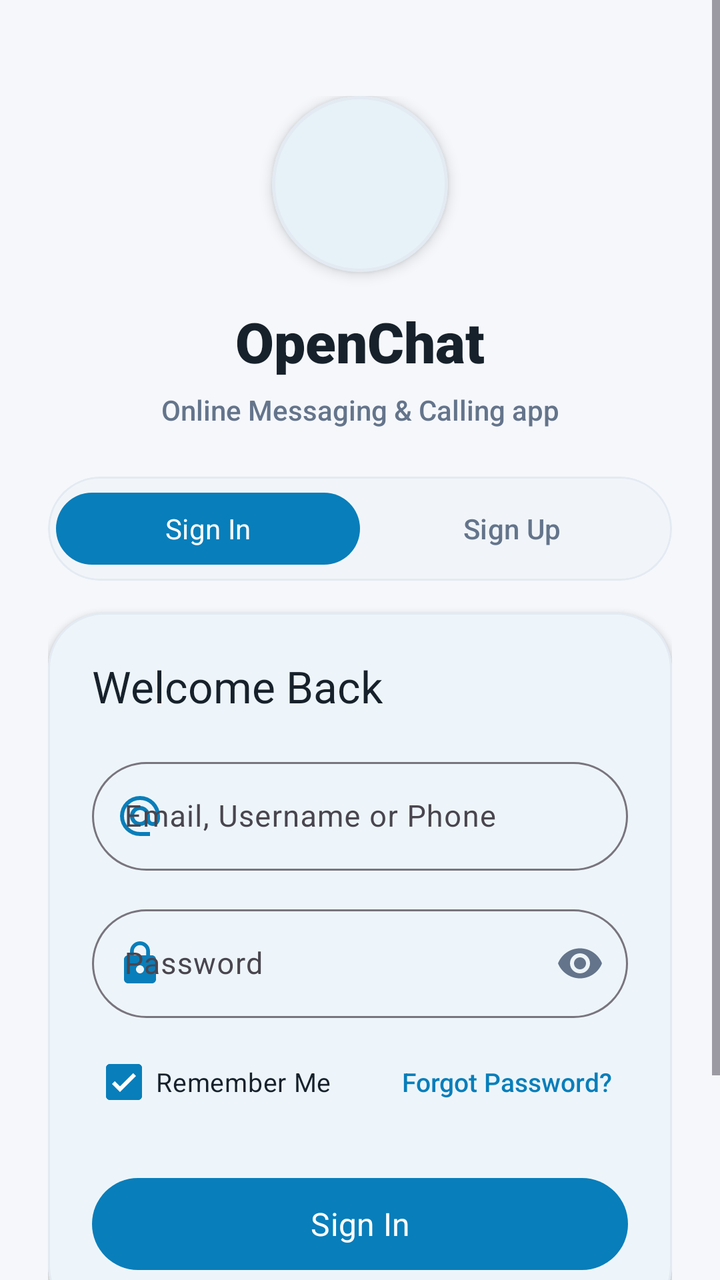
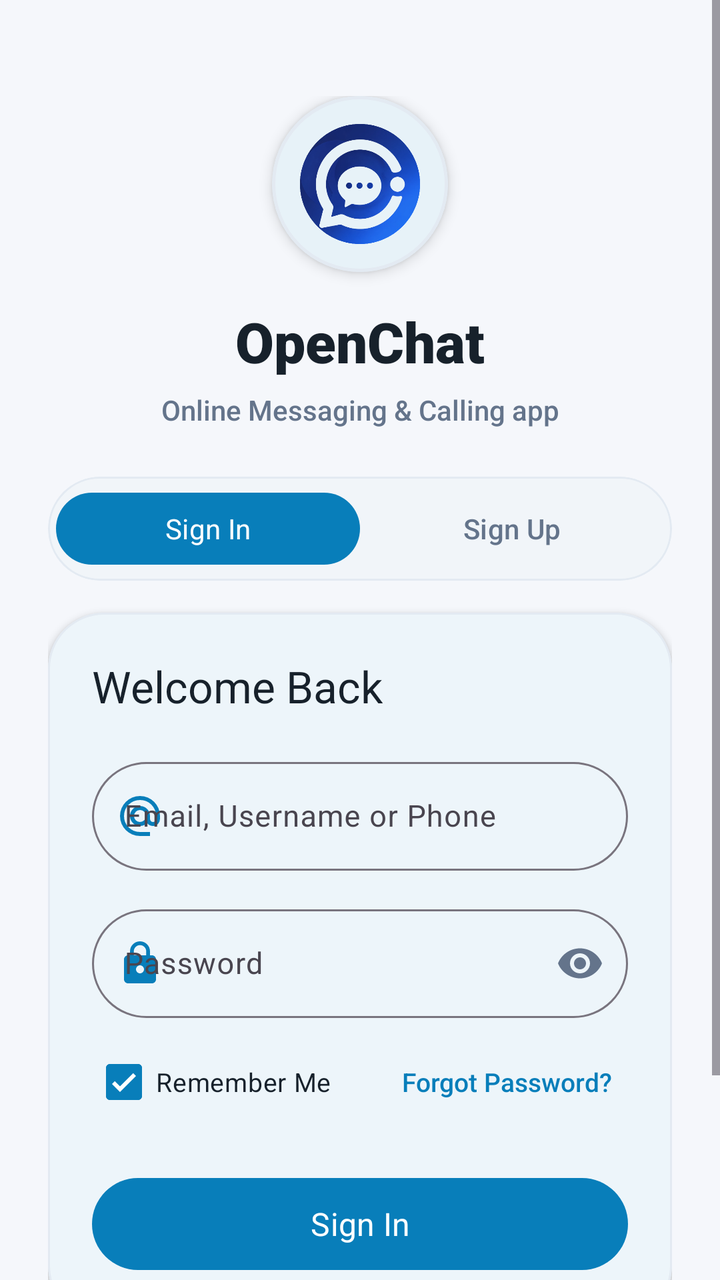

Screens rendered from an Android XML layout before and after an edit, with the pre-edit source and the edit as a unified diff.
<!-- AndroidManifest.xml: application theme Theme.MyApplication -->
<!-- res/layout/fragment_auth.xml -->
<?xml version="1.0" encoding="utf-8"?>
<ScrollView
    xmlns:android="http://schemas.android.com/apk/res/android"
    xmlns:app="http://schemas.android.com/apk/res-auto"
    android:id="@+id/scroll_auth"
    android:layout_width="match_parent"
    android:layout_height="match_parent"
    android:fillViewport="true"
    android:background="@color/color_background">

    <androidx.constraintlayout.widget.ConstraintLayout
        android:layout_width="match_parent"
        android:layout_height="wrap_content"
        android:paddingHorizontal="24dp"
        android:paddingTop="48dp"
        android:paddingBottom="36dp">

        
        <com.google.android.material.card.MaterialCardView
            android:id="@+id/card_logo_container"
            android:layout_width="88dp"
            android:layout_height="88dp"
            app:cardCornerRadius="44dp"
            app:cardElevation="4dp"
            app:strokeWidth="1.5dp"
            app:strokeColor="@color/color_divider"
            app:cardBackgroundColor="@color/color_surface"
            app:layout_constraintTop_toTopOf="parent"
            app:layout_constraintStart_toStartOf="parent"
            app:layout_constraintEnd_toEndOf="parent">

            <ImageView
                android:id="@+id/img_app_logo"
                android:layout_width="60dp"
                android:layout_height="60dp"
                android:layout_gravity="center"
                android:src="@mipmap/ic_launcher_round"
                android:contentDescription="@string/app_name" />
        </com.google.android.material.card.MaterialCardView>

        
        <TextView
            android:id="@+id/text_app_title"
            android:layout_width="wrap_content"
            android:layout_height="wrap_content"
            android:layout_marginTop="16dp"
            android:text="@string/app_name"
            android:textColor="@color/color_primary_text"
            android:textSize="28sp"
            android:fontFamily="sans-serif-black"
            app:layout_constraintTop_toBottomOf="@id/card_logo_container"
            app:layout_constraintStart_toStartOf="parent"
            app:layout_constraintEnd_toEndOf="parent" />

        
        <TextView
            android:id="@+id/text_app_tagline"
            android:layout_width="wrap_content"
            android:layout_height="wrap_content"
            android:layout_marginTop="6dp"
            android:text="@string/app_tagline"
            android:textColor="@color/color_secondary_text"
            android:textSize="14sp"
            android:fontFamily="sans-serif-medium"
            android:gravity="center"
            app:layout_constraintTop_toBottomOf="@id/text_app_title"
            app:layout_constraintStart_toStartOf="parent"
            app:layout_constraintEnd_toEndOf="parent" />

        
        <com.google.android.material.card.MaterialCardView
            android:id="@+id/card_auth_mode_selector"
            android:layout_width="match_parent"
            android:layout_height="52dp"
            android:layout_marginTop="24dp"
            app:cardCornerRadius="26dp"
            app:cardElevation="0dp"
            app:strokeWidth="1dp"
            app:strokeColor="@color/color_divider"
            app:cardBackgroundColor="@color/color_surface_variant"
            app:layout_constraintTop_toBottomOf="@id/text_app_tagline"
            app:layout_constraintStart_toStartOf="parent"
            app:layout_constraintEnd_toEndOf="parent">

            <LinearLayout
                android:layout_width="match_parent"
                android:layout_height="match_parent"
                android:orientation="horizontal"
                android:padding="4dp">

                <com.google.android.material.button.MaterialButton
                    android:id="@+id/btn_tab_signin"
                    android:layout_width="0dp"
                    android:layout_height="match_parent"
                    android:layout_weight="1"
                    android:text="@string/auth_sign_in_button"
                    android:textSize="14sp"
                    android:fontFamily="sans-serif-bold"
                    android:textColor="#FFFFFF"
                    app:backgroundTint="@color/color_primary"
                    app:cornerRadius="22dp"
                    app:elevation="2dp"
                    style="@style/Widget.Material3.Button" />

                <com.google.android.material.button.MaterialButton
                    android:id="@+id/btn_tab_signup"
                    android:layout_width="0dp"
                    android:layout_height="match_parent"
                    android:layout_weight="1"
                    android:text="@string/auth_sign_up_button"
                    android:textSize="14sp"
                    android:fontFamily="sans-serif-medium"
                    android:textColor="@color/color_secondary_text"
                    app:backgroundTint="@android:color/transparent"
                    app:cornerRadius="22dp"
                    app:elevation="0dp"
                    style="@style/Widget.Material3.Button.TextButton" />
            </LinearLayout>
        </com.google.android.material.card.MaterialCardView>

        
        <com.google.android.material.card.MaterialCardView
            android:id="@+id/card_auth_form"
            android:layout_width="0dp"
            android:layout_height="wrap_content"
            android:layout_marginTop="16dp"
            app:cardCornerRadius="28dp"
            app:cardElevation="2dp"
            app:cardBackgroundColor="@color/color_surface"
            app:strokeWidth="1dp"
            app:strokeColor="@color/color_divider"
            app:layout_constraintTop_toBottomOf="@id/card_auth_mode_selector"
            app:layout_constraintStart_toStartOf="parent"
            app:layout_constraintEnd_toEndOf="parent">

            <LinearLayout
                android:layout_width="match_parent"
                android:layout_height="wrap_content"
                android:orientation="vertical"
                android:padding="22dp">

                
                <TextView
                    android:id="@+id/text_auth_header"
                    android:layout_width="wrap_content"
                    android:layout_height="wrap_content"
                    android:text="@string/auth_welcome_back"
                    android:textColor="@color/color_primary_text"
                    android:textSize="22sp"
                    android:fontFamily="sans-serif-bold" />

                
                <com.google.android.material.card.MaterialCardView
                    android:id="@+id/card_auth_error"
                    android:layout_width="match_parent"
                    android:layout_height="wrap_content"
                    android:layout_marginTop="12dp"
                    app:cardCornerRadius="16dp"
                    app:cardElevation="0dp"
                    app:strokeWidth="1dp"
                    app:strokeColor="#FFCDD2"
                    app:cardBackgroundColor="#FFEBEE"
                    android:visibility="gone">

                    <TextView
                        android:id="@+id/text_auth_error"
                        android:layout_width="match_parent"
                        android:layout_height="wrap_content"
                        android:padding="12dp"
                        android:textColor="@color/color_error"
                        android:textSize="13sp"
                        android:fontFamily="sans-serif-medium"
                        android:visibility="visible" />
                </com.google.android.material.card.MaterialCardView>

                
                <com.google.android.material.card.MaterialCardView
                    android:id="@+id/card_auth_success"
                    android:layout_width="match_parent"
                    android:layout_height="wrap_content"
                    android:layout_marginTop="12dp"
                    app:cardCornerRadius="16dp"
                    app:cardElevation="0dp"
                    app:strokeWidth="1dp"
                    app:strokeColor="#C8E6C9"
                    app:cardBackgroundColor="#E8F5E9"
                    android:visibility="gone">

                    <TextView
                        android:id="@+id/text_auth_success"
                        android:layout_width="match_parent"
                        android:layout_height="wrap_content"
                        android:padding="12dp"
                        android:textColor="@color/color_status_online"
                        android:textSize="13sp"
                        android:fontFamily="sans-serif-medium"
                        android:visibility="visible" />
                </com.google.android.material.card.MaterialCardView>

                
                <com.google.android.material.textfield.TextInputLayout
                    android:id="@+id/til_identifier"
                    android:layout_width="match_parent"
                    android:layout_height="wrap_content"
                    android:layout_marginTop="18dp"
                    android:hint="@string/auth_email_or_username"
                    app:startIconDrawable="@drawable/ic_username"
                    app:startIconTint="@color/color_primary"
                    app:boxCornerRadiusTopStart="28dp"
                    app:boxCornerRadiusTopEnd="28dp"
                    app:boxCornerRadiusBottomStart="28dp"
                    app:boxCornerRadiusBottomEnd="28dp"
                    style="@style/Widget.Material3.TextInputLayout.OutlinedBox">

                    <com.google.android.material.textfield.TextInputEditText
                        android:id="@+id/et_identifier"
                        android:layout_width="match_parent"
                        android:layout_height="wrap_content"
                        android:inputType="text"
                        android:maxLines="1"
                        android:textSize="15sp" />
                </com.google.android.material.textfield.TextInputLayout>

                
                <com.google.android.material.textfield.TextInputLayout
                    android:id="@+id/til_display_name"
                    android:layout_width="match_parent"
                    android:layout_height="wrap_content"
                    android:layout_marginTop="14dp"
                    android:hint="@string/auth_display_name"
                    android:visibility="gone"
                    app:startIconDrawable="@drawable/ic_person_24"
                    app:startIconTint="@color/color_primary"
                    app:boxCornerRadiusTopStart="28dp"
                    app:boxCornerRadiusTopEnd="28dp"
                    app:boxCornerRadiusBottomStart="28dp"
                    app:boxCornerRadiusBottomEnd="28dp"
                    style="@style/Widget.Material3.TextInputLayout.OutlinedBox">

                    <com.google.android.material.textfield.TextInputEditText
                        android:id="@+id/et_display_name"
                        android:layout_width="match_parent"
                        android:layout_height="wrap_content"
                        android:inputType="textPersonName"
                        android:maxLines="1"
                        android:textSize="15sp" />
                </com.google.android.material.textfield.TextInputLayout>

                
                <com.google.android.material.textfield.TextInputLayout
                    android:id="@+id/til_username"
                    android:layout_width="match_parent"
                    android:layout_height="wrap_content"
                    android:layout_marginTop="14dp"
                    android:hint="@string/auth_username"
                    android:visibility="gone"
                    app:startIconDrawable="@drawable/ic_username"
                    app:startIconTint="@color/color_primary"
                    app:boxCornerRadiusTopStart="28dp"
                    app:boxCornerRadiusTopEnd="28dp"
                    app:boxCornerRadiusBottomStart="28dp"
                    app:boxCornerRadiusBottomEnd="28dp"
                    style="@style/Widget.Material3.TextInputLayout.OutlinedBox">

                    <com.google.android.material.textfield.TextInputEditText
                        android:id="@+id/et_username"
                        android:layout_width="match_parent"
                        android:layout_height="wrap_content"
                        android:inputType="text"
                        android:maxLines="1"
                        android:textSize="15sp" />
                </com.google.android.material.textfield.TextInputLayout>

                
                <com.google.android.material.textfield.TextInputLayout
                    android:id="@+id/til_email"
                    android:layout_width="match_parent"
                    android:layout_height="wrap_content"
                    android:layout_marginTop="14dp"
                    android:hint="@string/auth_email_address"
                    android:visibility="gone"
                    app:startIconDrawable="@drawable/ic_mail"
                    app:startIconTint="@color/color_primary"
                    app:boxCornerRadiusTopStart="28dp"
                    app:boxCornerRadiusTopEnd="28dp"
                    app:boxCornerRadiusBottomStart="28dp"
                    app:boxCornerRadiusBottomEnd="28dp"
                    style="@style/Widget.Material3.TextInputLayout.OutlinedBox">

                    <com.google.android.material.textfield.TextInputEditText
                        android:id="@+id/et_email"
                        android:layout_width="match_parent"
                        android:layout_height="wrap_content"
                        android:inputType="textEmailAddress"
                        android:maxLines="1"
                        android:textSize="15sp" />
                </com.google.android.material.textfield.TextInputLayout>

                
                <com.google.android.material.textfield.TextInputLayout
                    android:id="@+id/til_phone"
                    android:layout_width="match_parent"
                    android:layout_height="wrap_content"
                    android:layout_marginTop="14dp"
                    android:hint="@string/auth_phone_number"
                    android:visibility="gone"
                    app:startIconDrawable="@drawable/ic_call_24"
                    app:startIconTint="@color/color_primary"
                    app:boxCornerRadiusTopStart="28dp"
                    app:boxCornerRadiusTopEnd="28dp"
                    app:boxCornerRadiusBottomStart="28dp"
                    app:boxCornerRadiusBottomEnd="28dp"
                    style="@style/Widget.Material3.TextInputLayout.OutlinedBox">

                    <com.google.android.material.textfield.TextInputEditText
                        android:id="@+id/et_phone"
                        android:layout_width="match_parent"
                        android:layout_height="wrap_content"
                        android:inputType="phone"
                        android:maxLines="1"
                        android:textSize="15sp" />
                </com.google.android.material.textfield.TextInputLayout>

                
                <com.google.android.material.textfield.TextInputLayout
                    android:id="@+id/til_password"
                    android:layout_width="match_parent"
                    android:layout_height="wrap_content"
                    android:layout_marginTop="14dp"
                    android:hint="@string/auth_password"
                    app:startIconDrawable="@drawable/ic_lock_24"
                    app:startIconTint="@color/color_primary"
                    app:endIconMode="password_toggle"
                    app:endIconTint="@color/color_secondary_text"
                    app:boxCornerRadiusTopStart="28dp"
                    app:boxCornerRadiusTopEnd="28dp"
                    app:boxCornerRadiusBottomStart="28dp"
                    app:boxCornerRadiusBottomEnd="28dp"
                    style="@style/Widget.Material3.TextInputLayout.OutlinedBox">

                    <com.google.android.material.textfield.TextInputEditText
                        android:id="@+id/et_password"
                        android:layout_width="match_parent"
                        android:layout_height="wrap_content"
                        android:inputType="textPassword"
                        android:maxLines="1"
                        android:textSize="15sp" />
                </com.google.android.material.textfield.TextInputLayout>

                
                <RelativeLayout
                    android:id="@+id/layout_auth_options"
                    android:layout_width="match_parent"
                    android:layout_height="wrap_content"
                    android:layout_marginTop="8dp">

                    <com.google.android.material.checkbox.MaterialCheckBox
                        android:id="@+id/cb_remember_me"
                        android:layout_width="wrap_content"
                        android:layout_height="wrap_content"
                        android:text="@string/auth_remember_me"
                        android:checked="true"
                        android:textSize="13sp"
                        android:textColor="@color/color_primary_text"
                        android:layout_alignParentStart="true"
                        android:layout_centerVertical="true" />

                    <TextView
                        android:id="@+id/btn_forgot_password"
                        android:layout_width="wrap_content"
                        android:layout_height="wrap_content"
                        android:text="@string/auth_forgot_password"
                        android:textColor="@color/color_primary"
                        android:textSize="13sp"
                        android:fontFamily="sans-serif-medium"
                        android:padding="8dp"
                        android:layout_alignParentEnd="true"
                        android:layout_centerVertical="true" />
                </RelativeLayout>

                
                <com.google.android.material.button.MaterialButton
                    android:id="@+id/btn_auth_submit"
                    android:layout_width="match_parent"
                    android:layout_height="54dp"
                    android:layout_marginTop="20dp"
                    android:text="@string/auth_sign_in_button"
                    android:textColor="#FFFFFF"
                    android:textSize="16sp"
                    android:fontFamily="sans-serif-bold"
                    app:cornerRadius="27dp"
                    app:elevation="3dp"
                    app:backgroundTint="@color/color_primary" />

                
                <ProgressBar
                    android:id="@+id/progress_auth"
                    android:layout_width="36dp"
                    android:layout_height="36dp"
                    android:layout_gravity="center"
                    android:layout_marginTop="14dp"
                    android:indeterminateTint="@color/color_primary"
                    android:visibility="gone" />

            </LinearLayout>
        </com.google.android.material.card.MaterialCardView>

        
        <TextView
            android:id="@+id/btn_toggle_auth_mode"
            android:layout_width="wrap_content"
            android:layout_height="wrap_content"
            android:layout_marginTop="22dp"
            android:text="@string/auth_dont_have_account"
            android:textColor="@color/color_primary"
            android:textSize="14sp"
            android:fontFamily="sans-serif-medium"
            android:padding="12dp"
            app:layout_constraintTop_toBottomOf="@id/card_auth_form"
            app:layout_constraintStart_toStartOf="parent"
            app:layout_constraintEnd_toEndOf="parent" />

    </androidx.constraintlayout.widget.ConstraintLayout>
</ScrollView>
<!-- resources referenced by this layout -->
<resources>
  <color name="color_background">#F5F7FB</color>
  <color name="color_divider">#E3EAF2</color>
  <color name="color_error">#BA1A1A</color>
  <color name="color_primary">#087EBA</color>
  <color name="color_primary_text">#17212B</color>
  <color name="color_secondary_text">#64748B</color>
  <color name="color_status_online">#16834A</color>
  <color name="color_surface">#FFFFFF</color>
  <color name="color_surface_variant">#F1F5F9</color>
  <!-- drawable ic_lock_24 (drawable) -->
  <vector xmlns:android="http://schemas.android.com/apk/res/android"
      android:width="24dp"
      android:height="24dp"
      android:viewportWidth="24"
      android:viewportHeight="24">
      <path
          android:fillColor="?attr/colorControlNormal"
          android:pathData="M18,8h-1V6c0,-2.76 -2.24,-5 -5,-5S7,3.24 7,6v2H6c-1.1,0 -2,0.9 -2,2v10c0,1.1 0.9,2 2,2h12c1.1,0 2,-0.9 2,-2V10c0,-1.1 -0.9,-2 -2,-2zm-6,9c-1.1,0 -2,-0.9 -2,-2s0.9,-2 2,-2 2,0.9 2,2 -0.9,2 -2,2zm3.1,-9H8.9V6c0,-1.71 1.39,-3.1 3.1,-3.1 1.71,0 3.1,1.39 3.1,3.1v2z"/>
  </vector>
  <!-- drawable ic_mail (drawable) -->
  <vector xmlns:android="http://schemas.android.com/apk/res/android"
      android:height="24dp"
      android:width="24dp"
      android:viewportWidth="24.0"
      android:viewportHeight="24.0">
      <path
          android:fillColor="?attr/colorControlNormal"
          android:pathData="M4,6L4,8L4,18q0,-0.23 0,-0.46t0,-0.49q0,-2.95 0,-5T4,10t0,0.07t0,0.2L4,8L4,6ZM12,20L4,20q-0.82,0 -1.41,-0.59T2,18L2,6Q2,5.18 2.59,4.59T4,4L20,4q0.83,0 1.41,0.59Q22,5.18 22,6v4q-0.45,0 -0.95,0T20,10L20,8l-8,5L4,8L4,18h8q0,0.52 0,1.02T12,20ZM18,16q-0.82,0 -1.41,-0.59T16,14t0.59,-1.41T18,12t1.41,0.59Q20,13.18 20,14t-0.59,1.41T18,16ZM14,20L14,19.43q0,-0.6 0.33,-1.1t0.9,-0.75q0.7,-0.27 1.36,-0.43T18.08,17q0.73,0 1.43,0.15t1.28,0.43t0.9,0.76Q22,18.83 22,19.43L22,20L14,20ZM12,11l8,-5L4,6l8,5Z" />
  </vector>
  <!-- drawable ic_person_24 (drawable) -->
  <vector xmlns:android="http://schemas.android.com/apk/res/android"
      android:height="24dp"
      android:width="24dp"
      android:viewportWidth="24.0"
      android:viewportHeight="24.0">
      <path
          android:fillColor="?attr/colorControlNormal"
          android:pathData="M9.18,10.83Q8,9.65 8,8T9.18,5.18T12,4t2.83,1.18T16,8t-1.17,2.82T12,12T9.18,10.83ZM4,20L4,17.2q0,-0.85 0.44,-1.56q0.44,-0.71 1.16,-1.09q1.55,-0.78 3.15,-1.16T12,13t3.25,0.39t3.15,1.16q0.72,0.38 1.16,1.09T20,17.2L20,20L4,20ZM6,18L18,18L18,17.2q0,-0.27 -0.14,-0.5q-0.14,-0.22 -0.36,-0.35q-1.35,-0.68 -2.72,-1.01T12,15T9.23,15.34T6.5,16.35Q6.28,16.48 6.14,16.7Q6,16.93 6,17.2L6,18ZM13.41,9.41Q14,8.82 14,8T13.41,6.59T12,6T10.59,6.59Q10,7.18 10,8t0.59,1.41T12,10t1.41,-0.59ZM12,8ZM12,18Z" />
  </vector>
  <!-- mipmap ic_launcher_round: png bitmap (drawable, 97436 bytes) -->
  <string name="app_name">OpenChat</string>
  <string name="app_tagline">Online Messaging &amp; Calling app </string>
  <string name="auth_display_name">Display Name</string>
  <string name="auth_dont_have_account">Don\'t have an account?</string>
  <string name="auth_email_address">Email Address</string>
  <string name="auth_email_or_username">Email, Username or Phone</string>
  <string name="auth_forgot_password">Forgot Password?</string>
  <string name="auth_password">Password</string>
  <string name="auth_phone_number">Phone Number (Optional)</string>
  <string name="auth_remember_me">Remember Me</string>
  <string name="auth_sign_in_button">Sign In</string>
  <string name="auth_sign_up_button">Sign Up</string>
  <string name="auth_username">Username</string>
  <string name="auth_welcome_back">Welcome Back</string>
  <color name="color_primary_accent">#229ED9</color>
  <color name="color_nav_indicator">#D2E8F8</color>
  <color name="color_nav_item_selected">#065A84</color>
  <!-- unchanged entries left out for length: 3 -->
</resources>

<!-- the commit's change to res/layout/fragment_auth.xml (unified diff, before → after) -->
@@ -34,7 +34,7 @@
                 android:layout_width="60dp"
                 android:layout_height="60dp"
                 android:layout_gravity="center"
-                android:src="@mipmap/ic_launcher_round"
+                android:src="@drawable/ic_launcher_round"
                 android:contentDescription="@string/app_name" />
         </com.google.android.material.card.MaterialCardView>
 
<!-- resource entries referenced after the edit -->
@@ -9,6 +9,7 @@
   <color name="color_status_online">#16834A</color>
   <color name="color_surface">#FFFFFF</color>
   <color name="color_surface_variant">#F1F5F9</color>
+  <!-- drawable ic_launcher_round: png bitmap (drawable, 97436 bytes) -->
   <!-- drawable ic_lock_24 (drawable) -->
   <vector xmlns:android="http://schemas.android.com/apk/res/android"
       android:width="24dp"
@@ -39,7 +40,6 @@
           android:fillColor="?attr/colorControlNormal"
           android:pathData="M9.18,10.83Q8,9.65 8,8T9.18,5.18T12,4t2.83,1.18T16,8t-1.17,2.82T12,12T9.18,10.83ZM4,20L4,17.2q0,-0.85 0.44,-1.56q0.44,-0.71 1.16,-1.09q1.55,-0.78 3.15,-1.16T12,13t3.25,0.39t3.15,1.16q0.72,0.38 1.16,1.09T20,17.2L20,20L4,20ZM6,18L18,18L18,17.2q0,-0.27 -0.14,-0.5q-0.14,-0.22 -0.36,-0.35q-1.35,-0.68 -2.72,-1.01T12,15T9.23,15.34T6.5,16.35Q6.28,16.48 6.14,16.7Q6,16.93 6,17.2L6,18ZM13.41,9.41Q14,8.82 14,8T13.41,6.59T12,6T10.59,6.59Q10,7.18 10,8t0.59,1.41T12,10t1.41,-0.59ZM12,8ZM12,18Z" />
   </vector>
-  <!-- mipmap ic_launcher_round: png bitmap (drawable, 97436 bytes) -->
   <string name="app_name">OpenChat</string>
   <string name="app_tagline">Online Messaging &amp; Calling app </string>
   <string name="auth_display_name">Display Name</string>
